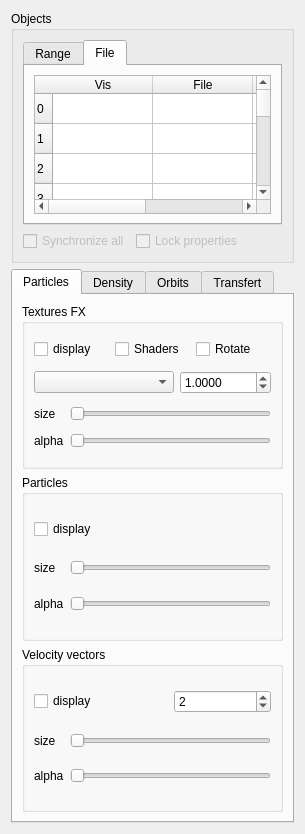
This is usr/jcl/glnemo2/src/formobjectcontrol.ui in teuben/nemo as Qt 5 draws it before an edit. The edited form follows.
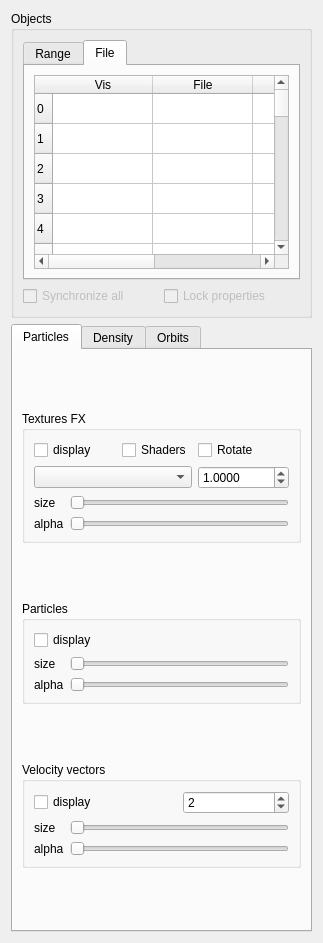
This is the edited form. The open tabs and pages were chosen to show the change. Icons and pictures are not drawn.

Diff of the .ui file:
```diff
--- a/usr/jcl/glnemo2/src/formobjectcontrol.ui
+++ b/usr/jcl/glnemo2/src/formobjectcontrol.ui
@@ -6,8 +6,8 @@
    <rect>
     <x>0</x>
     <y>0</y>
-    <width>305</width>
-    <height>834</height>
+    <width>323</width>
+    <height>913</height>
    </rect>
   </property>
   <property name="sizePolicy">
@@ -29,11 +29,11 @@
    <iconset>
     <normaloff>../../../../../../../../../../../../../../home/jcl/.designer/backup</normaloff>../../../../../../../../../../../../../../home/jcl/.designer/backup</iconset>
   </property>
-  <layout class="QGridLayout" name="gridLayout_6">
+  <layout class="QGridLayout" name="gridLayout_10">
    <item row="0" column="0">
     <widget class="QGroupBox" name="groupBox_3">
      <property name="sizePolicy">
-      <sizepolicy hsizetype="Preferred" vsizetype="Expanding">
+      <sizepolicy hsizetype="Expanding" vsizetype="MinimumExpanding">
        <horstretch>0</horstretch>
        <verstretch>0</verstretch>
       </sizepolicy>
@@ -41,8 +41,8 @@
      <property name="title">
       <string>Objects</string>
      </property>
-     <layout class="QGridLayout">
-      <item row="0" column="0" colspan="3">
+     <layout class="QGridLayout" name="gridLayout_9">
+      <item row="0" column="0" colspan="2">
        <widget class="QTabWidget" name="tabWidget">
         <property name="enabled">
          <bool>true</bool>
@@ -276,7 +276,7 @@
          <attribute name="title">
           <string>File</string>
          </attribute>
-         <layout class="QGridLayout">
+         <layout class="QGridLayout" name="gridLayout_11">
           <item row="0" column="0">
            <widget class="QTableWidget" name="file_table">
             <property name="rowCount">
@@ -499,7 +499,7 @@
    <item row="1" column="0">
     <widget class="QTabWidget" name="objects_properties">
      <property name="sizePolicy">
-      <sizepolicy hsizetype="Preferred" vsizetype="Preferred">
+      <sizepolicy hsizetype="Expanding" vsizetype="Fixed">
        <horstretch>0</horstretch>
        <verstretch>0</verstretch>
       </sizepolicy>
@@ -514,16 +514,20 @@
       <attribute name="title">
        <string>Particles</string>
       </attribute>
-      <layout class="QGridLayout" name="gridLayout">
+      <layout class="QGridLayout" name="gridLayout_8">
        <item row="0" column="0">
         <widget class="QGroupBox" name="groupBox_5">
+         <property name="sizePolicy">
+          <sizepolicy hsizetype="Preferred" vsizetype="Fixed">
+           <horstretch>0</horstretch>
+           <verstretch>0</verstretch>
+          </sizepolicy>
+         </property>
          <property name="title">
           <string>Textures FX</string>
          </property>
-         <layout class="QGridLayout" name="gridLayout_3">
-          <item row="0" column="0" colspan="3">
-           <layout class="QHBoxLayout" name="horizontalLayout">
-            <item>
+         <layout class="QGridLayout" name="gridLayout">
+          <item row="0" column="0" colspan="2">
              <widget class="QCheckBox" name="gaz_check">
               <property name="toolTip">
                <string>&lt;html&gt;&lt;head&gt;&lt;meta name=&quot;qrichtext&quot; content=&quot;1&quot; /&gt;&lt;style type=&quot;text/css&quot;&gt;
@@ -536,7 +540,7 @@
               </property>
              </widget>
             </item>
-            <item>
+          <item row="0" column="2">
              <widget class="QCheckBox" name="gaz_glsl_check">
               <property name="toolTip">
                <string comment="if checked,">When enabled and if your video card have GLSL support, shaders engine will be used.</string>
@@ -549,7 +553,7 @@
               </property>
              </widget>
             </item>
-            <item>
+          <item row="0" column="3">
              <widget class="QCheckBox" name="gaz_rot_check">
               <property name="toolTip">
                <string comment="If enable, textures will be rotated">&lt;html&gt;&lt;head&gt;&lt;meta name=&quot;qrichtext&quot; content=&quot;1&quot; /&gt;&lt;style type=&quot;text/css&quot;&gt;
@@ -562,9 +566,7 @@
               </property>
              </widget>
             </item>
-           </layout>
-          </item>
-          <item row="1" column="0" colspan="2">
+          <item row="1" column="0" colspan="3">
            <widget class="QComboBox" name="texture_box">
             <property name="sizePolicy">
              <sizepolicy hsizetype="Expanding" vsizetype="Fixed">
@@ -580,7 +582,7 @@
             </property>
            </widget>
           </item>
-          <item row="1" column="2">
+          <item row="1" column="3">
            <widget class="QDoubleSpinBox" name="texture_spin">
             <property name="sizePolicy">
              <sizepolicy hsizetype="Fixed" vsizetype="Fixed">
@@ -621,8 +623,14 @@
             </property>
            </widget>
           </item>
-          <item row="2" column="1" colspan="2">
+          <item row="2" column="1" colspan="3">
            <widget class="QSlider" name="gaz_slide_size">
+            <property name="sizePolicy">
+             <sizepolicy hsizetype="Expanding" vsizetype="Fixed">
+              <horstretch>0</horstretch>
+              <verstretch>0</verstretch>
+             </sizepolicy>
+            </property>
             <property name="cursor">
              <cursorShape>PointingHandCursor</cursorShape>
             </property>
@@ -644,8 +652,14 @@
             </property>
            </widget>
           </item>
-          <item row="3" column="1" colspan="2">
+          <item row="3" column="1" colspan="3">
            <widget class="QSlider" name="gaz_slide_alpha">
+            <property name="sizePolicy">
+             <sizepolicy hsizetype="Expanding" vsizetype="Fixed">
+              <horstretch>0</horstretch>
+              <verstretch>0</verstretch>
+             </sizepolicy>
+            </property>
             <property name="cursor">
              <cursorShape>PointingHandCursor</cursorShape>
             </property>
@@ -662,10 +676,16 @@
        </item>
        <item row="1" column="0">
         <widget class="QGroupBox" name="groupBox">
+         <property name="sizePolicy">
+          <sizepolicy hsizetype="Expanding" vsizetype="Fixed">
+           <horstretch>0</horstretch>
+           <verstretch>0</verstretch>
+          </sizepolicy>
+         </property>
          <property name="title">
           <string>Particles</string>
          </property>
-         <layout class="QGridLayout">
+         <layout class="QGridLayout" name="gridLayout_3">
           <item row="0" column="0" colspan="2">
            <widget class="QCheckBox" name="part_check">
             <property name="text">
@@ -727,10 +747,25 @@
        </item>
        <item row="2" column="0">
         <widget class="QGroupBox" name="groupBox_2">
+         <property name="enabled">
+          <bool>true</bool>
+         </property>
+         <property name="sizePolicy">
+          <sizepolicy hsizetype="Expanding" vsizetype="Fixed">
+           <horstretch>2</horstretch>
+           <verstretch>0</verstretch>
+          </sizepolicy>
+         </property>
          <property name="title">
           <string>Velocity vectors</string>
          </property>
-         <layout class="QGridLayout">
+         <property name="flat">
+          <bool>false</bool>
+         </property>
+         <property name="checkable">
+          <bool>false</bool>
+         </property>
+         <layout class="QGridLayout" name="gridLayout_6">
           <item row="0" column="0" colspan="2">
            <widget class="QCheckBox" name="vel_check">
             <property name="text">
@@ -1297,11 +1332,6 @@
        </item>
       </layout>
      </widget>
-     <widget class="QWidget" name="tab_transfert">
-      <attribute name="title">
-       <string>Transfert</string>
-      </attribute>
-     </widget>
     </widget>
    </item>
   </layout>
```
Left out of the diff: 52 changed lines with no effect on the pictures. Lines whose indentation alone changed are shown as unchanged.
